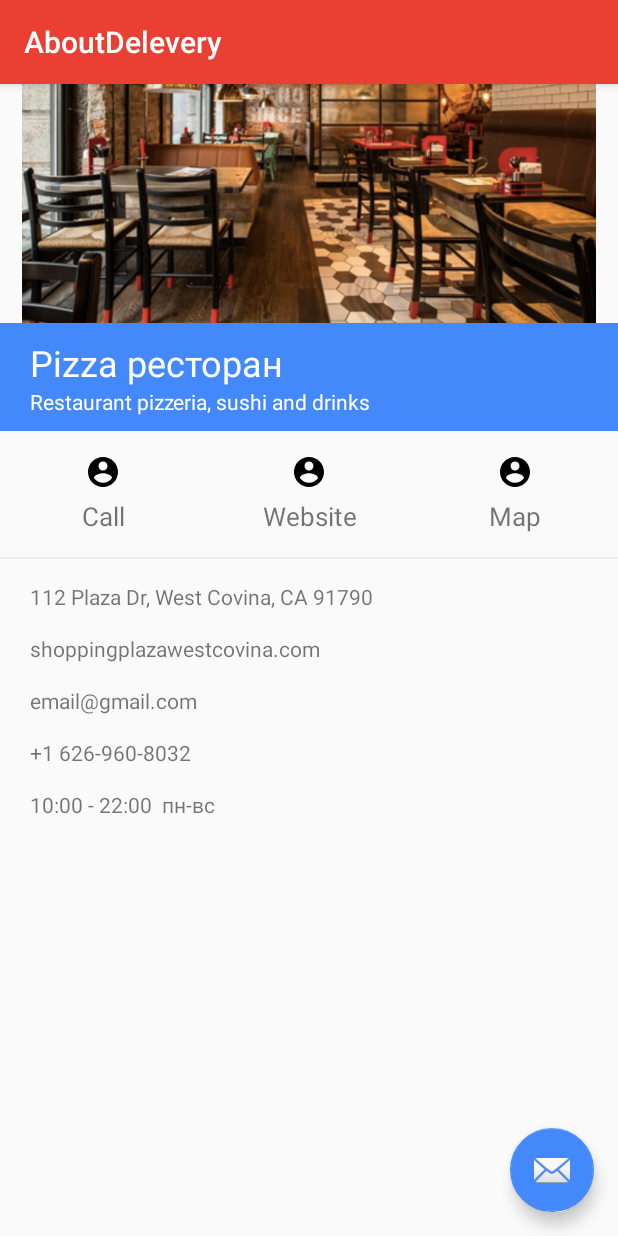
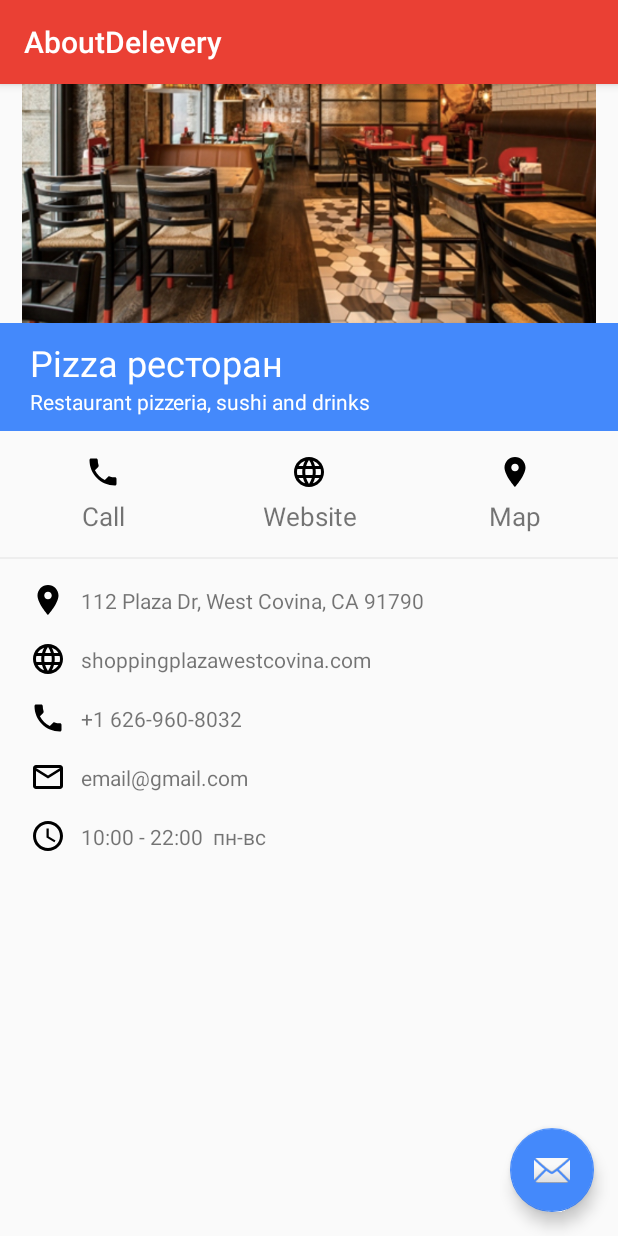
Before and after one commit to sanke46/E-Commerce, an Android app: the AboutDelevery screen opened directly, with no data from a screen before it, on a phone screen of 412 x 824 dp. Run offline under Robolectric (Android 15) with nearby library versions, the phone set to English and light mode, and no system bars.

Commit message:
Icons
add icons in xml file

```diff
--- /dev/null
+++ b/app/src/main/res/drawable/ic_access_time_black_24px.xml
@@ -0,0 +1,12 @@
+<vector xmlns:android="http://schemas.android.com/apk/res/android"
+        android:width="24dp"
+        android:height="24dp"
+        android:viewportWidth="24.0"
+        android:viewportHeight="24.0">
+    <path
+        android:pathData="M11.99,2C6.47,2 2,6.48 2,12s4.47,10 9.99,10C17.52,22 22,17.52 22,12S17.52,2 11.99,2zM12,20c-4.42,0 -8,-3.58 -8,-8s3.58,-8 8,-8 8,3.58 8,8 -3.58,8 -8,8z"
+        android:fillColor="#000000"/>
+    <path
+        android:pathData="M12.5,7H11v6l5.25,3.15 0.75,-1.23 -4.5,-2.67z"
+        android:fillColor="#000000"/>
+</vector>
--- /dev/null
+++ b/app/src/main/res/drawable/ic_call_black_24px.xml
@@ -0,0 +1,9 @@
+<vector xmlns:android="http://schemas.android.com/apk/res/android"
+        android:width="24dp"
+        android:height="24dp"
+        android:viewportWidth="24.0"
+        android:viewportHeight="24.0">
+    <path
+        android:pathData="M6.62,10.79c1.44,2.83 3.76,5.14 6.59,6.59l2.2,-2.2c0.27,-0.27 0.67,-0.36 1.02,-0.24 1.12,0.37 2.33,0.57 3.57,0.57 0.55,0 1,0.45 1,1V20c0,0.55 -0.45,1 -1,1 -9.39,0 -17,-7.61 -17,-17 0,-0.55 0.45,-1 1,-1h3.5c0.55,0 1,0.45 1,1 0,1.25 0.2,2.45 0.57,3.57 0.11,0.35 0.03,0.74 -0.25,1.02l-2.2,2.2z"
+        android:fillColor="#000000"/>
+</vector>
--- /dev/null
+++ b/app/src/main/res/drawable/ic_language_black_24px.xml
@@ -0,0 +1,9 @@
+<vector xmlns:android="http://schemas.android.com/apk/res/android"
+        android:width="24dp"
+        android:height="24dp"
+        android:viewportWidth="24.0"
+        android:viewportHeight="24.0">
+    <path
+        android:pathData="M11.99,2C6.47,2 2,6.48 2,12s4.47,10 9.99,10C17.52,22 22,17.52 22,12S17.52,2 11.99,2zM18.92,8h-2.95c-0.32,-1.25 -0.78,-2.45 -1.38,-3.56 1.84,0.63 3.37,1.91 4.33,3.56zM12,4.04c0.83,1.2 1.48,2.53 1.91,3.96h-3.82c0.43,-1.43 1.08,-2.76 1.91,-3.96zM4.26,14C4.1,13.36 4,12.69 4,12s0.1,-1.36 0.26,-2h3.38c-0.08,0.66 -0.14,1.32 -0.14,2 0,0.68 0.06,1.34 0.14,2L4.26,14zM5.08,16h2.95c0.32,1.25 0.78,2.45 1.38,3.56 -1.84,-0.63 -3.37,-1.9 -4.33,-3.56zM8.03,8L5.08,8c0.96,-1.66 2.49,-2.93 4.33,-3.56C8.81,5.55 8.35,6.75 8.03,8zM12,19.96c-0.83,-1.2 -1.48,-2.53 -1.91,-3.96h3.82c-0.43,1.43 -1.08,2.76 -1.91,3.96zM14.34,14L9.66,14c-0.09,-0.66 -0.16,-1.32 -0.16,-2 0,-0.68 0.07,-1.35 0.16,-2h4.68c0.09,0.65 0.16,1.32 0.16,2 0,0.68 -0.07,1.34 -0.16,2zM14.59,19.56c0.6,-1.11 1.06,-2.31 1.38,-3.56h2.95c-0.96,1.65 -2.49,2.93 -4.33,3.56zM16.36,14c0.08,-0.66 0.14,-1.32 0.14,-2 0,-0.68 -0.06,-1.34 -0.14,-2h3.38c0.16,0.64 0.26,1.31 0.26,2s-0.1,1.36 -0.26,2h-3.38z"
+        android:fillColor="#000000"/>
+</vector>
--- /dev/null
+++ b/app/src/main/res/drawable/ic_mail_outline_black_24px.xml
@@ -0,0 +1,9 @@
+<vector xmlns:android="http://schemas.android.com/apk/res/android"
+        android:width="24dp"
+        android:height="24dp"
+        android:viewportWidth="24.0"
+        android:viewportHeight="24.0">
+    <path
+        android:pathData="M20,4L4,4c-1.1,0 -1.99,0.9 -1.99,2L2,18c0,1.1 0.9,2 2,2h16c1.1,0 2,-0.9 2,-2L22,6c0,-1.1 -0.9,-2 -2,-2zM20,18L4,18L4,8l8,5 8,-5v10zM12,11L4,6h16l-8,5z"
+        android:fillColor="#000000"/>
+</vector>
--- /dev/null
+++ b/app/src/main/res/drawable/ic_place_black_24px.xml
@@ -0,0 +1,9 @@
+<vector xmlns:android="http://schemas.android.com/apk/res/android"
+        android:width="24dp"
+        android:height="24dp"
+        android:viewportWidth="24.0"
+        android:viewportHeight="24.0">
+    <path
+        android:pathData="M12,2C8.13,2 5,5.13 5,9c0,5.25 7,13 7,13s7,-7.75 7,-13c0,-3.87 -3.13,-7 -7,-7zM12,11.5c-1.38,0 -2.5,-1.12 -2.5,-2.5s1.12,-2.5 2.5,-2.5 2.5,1.12 2.5,2.5 -1.12,2.5 -2.5,2.5z"
+        android:fillColor="#000000"/>
+</vector>
--- a/app/src/main/res/layout/activity_about_delevery.xml
+++ b/app/src/main/res/layout/activity_about_delevery.xml
@@ -77,7 +77,7 @@
                     android:layout_width="match_parent"
                     android:layout_height="wrap_content"
                     android:paddingBottom="5dp"
-                    android:src="@drawable/ic_account_circle_black_24px"/>
+                    android:src="@drawable/ic_call_black_24px"/>
 
                 <TextView
                     android:gravity="center"
@@ -99,7 +99,7 @@
                     android:layout_width="match_parent"
                     android:layout_height="wrap_content"
                     android:paddingBottom="5dp"
-                    android:src="@drawable/ic_account_circle_black_24px"/>
+                    android:src="@drawable/ic_language_black_24px"/>
 
                 <TextView
                     android:gravity="center"
@@ -121,7 +121,7 @@
                     android:layout_width="match_parent"
                     android:layout_height="wrap_content"
                     android:paddingBottom="5dp"
-                    android:src="@drawable/ic_account_circle_black_24px"/>
+                    android:src="@drawable/ic_place_black_24px"/>
 
                 <TextView
                     android:gravity="center"
@@ -137,42 +137,112 @@
         <View
             android:layout_width="match_parent"
             android:layout_height="1dp"
-            android:background="#eee"/>
+            android:background="#eee" />
+
+        <LinearLayout
+            android:layout_width="match_parent"
+            android:layout_height="wrap_content"
+            android:orientation="horizontal">
+
+            <ImageView
+                android:layout_width="wrap_content"
+                android:layout_height="wrap_content"
+                android:paddingLeft="20dp"
+                android:layout_marginTop="15dp"
+                android:src="@drawable/ic_place_black_24px"/>
 
             <TextView
                 android:layout_width="match_parent"
                 android:layout_height="wrap_content"
+                android:layout_marginTop="18dp"
+                android:paddingLeft="10dp"
+                android:text="112 Plaza Dr, West Covina, CA 91790"/>
+
+        </LinearLayout>
+
+        <LinearLayout
+        android:layout_width="match_parent"
+        android:layout_height="wrap_content"
+        android:orientation="horizontal">
+
+            <ImageView
+                android:layout_width="wrap_content"
+                android:layout_height="wrap_content"
+                android:paddingLeft="20dp"
                 android:layout_marginTop="15dp"
-            android:paddingLeft="20dp"
-            android:text="112 Plaza Dr, West Covina, CA 91790"/>
+                android:src="@drawable/ic_language_black_24px"/>
 
             <TextView
                 android:layout_width="match_parent"
                 android:layout_height="wrap_content"
+                android:layout_marginTop="18dp"
+                android:paddingLeft="10dp"
+                android:text="shoppingplazawestcovina.com"/>
+
+        </LinearLayout>
+
+        <LinearLayout
+            android:layout_width="match_parent"
+            android:layout_height="wrap_content"
+            android:orientation="horizontal">
+
+            <ImageView
+                android:layout_width="wrap_content"
+                android:layout_height="wrap_content"
+                android:paddingLeft="20dp"
                 android:layout_marginTop="15dp"
-            android:paddingLeft="20dp"
-            android:text="shoppingplazawestcovina.com"/>
+                android:src="@drawable/ic_call_black_24px"/>
 
             <TextView
                 android:layout_width="match_parent"
                 android:layout_height="wrap_content"
+                android:layout_marginTop="18dp"
+                android:paddingLeft="10dp"
+                android:text="+1 626-960-8032"/>
+
+        </LinearLayout>
+
+        <LinearLayout
+            android:layout_width="match_parent"
+            android:layout_height="wrap_content"
+            android:orientation="horizontal">
+
+            <ImageView
+                android:layout_width="wrap_content"
+                android:layout_height="wrap_content"
+                android:paddingLeft="20dp"
                 android:layout_marginTop="15dp"
-            android:paddingLeft="20dp"
-            android:text="email@gmail.com"/>
+                android:src="@drawable/ic_mail_outline_black_24px"/>
 
             <TextView
                 android:layout_width="match_parent"
                 android:layout_height="wrap_content"
+                android:layout_marginTop="18dp"
+                android:paddingLeft="10dp"
+                android:text="email@gmail.com"/>
+
+        </LinearLayout>
+
+        <LinearLayout
+            android:layout_width="match_parent"
+            android:layout_height="wrap_content"
+            android:orientation="horizontal">
+
+            <ImageView
+                android:layout_width="wrap_content"
+                android:layout_height="wrap_content"
+                android:paddingLeft="20dp"
                 android:layout_marginTop="15dp"
-            android:paddingLeft="20dp"
-            android:text="+1 626-960-8032"/>
+                android:src="@drawable/ic_access_time_black_24px"/>
 
             <TextView
                 android:layout_width="match_parent"
                 android:layout_height="wrap_content"
-            android:layout_marginTop="15dp"
-            android:paddingLeft="20dp"
+                android:layout_marginTop="18dp"
+                android:paddingLeft="10dp"
                 android:text="10:00 - 22:00  пн-вс"/>
+
+        </LinearLayout>
 
 
     </LinearLayout>
```
Lines whose indentation alone changed are shown as unchanged.
